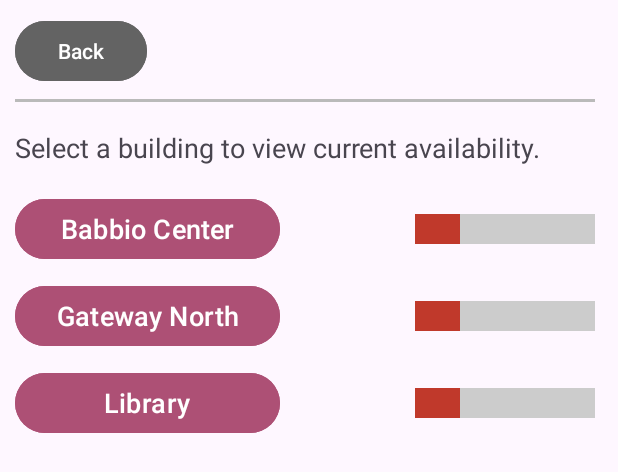
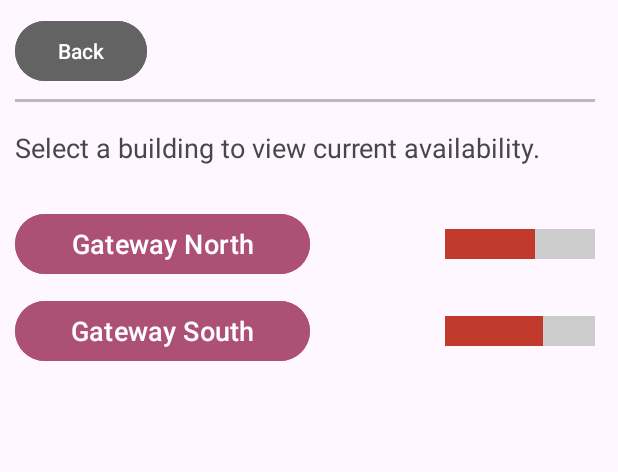
Before and after one commit to ThomasKain/CS597Project, an Android app: the layout activity_building_busyness.xml on its own in the app's theme, with its tools: preview values and no code run, on a phone screen of 412 x 824 dp. Shown: the top 472 px of the screen. Run offline under Robolectric (Android 15) with nearby library versions, the phone set to English and light mode, and no system bars.

Commit message:
Modified buildings we are using and added accurate busyness meter

```diff
--- a/app/src/main/res/layout/activity_building_busyness.xml
+++ b/app/src/main/res/layout/activity_building_busyness.xml
@@ -43,34 +43,6 @@
         android:gravity="center_vertical"
         android:layout_marginBottom="10dp">
 
-        <Button
-            android:id="@+id/button_babbio_busyness"
-            android:layout_width="0dp"
-            android:layout_height="wrap_content"
-            android:layout_weight="1"
-            android:text="Babbio Center"
-            android:textSize="18sp"
-            android:layout_marginEnd="90dp"
-            android:backgroundTint="#ad5075" />
-
-        <LinearLayout
-            android:layout_width="120dp"
-            android:layout_height="20dp"
-            android:orientation="horizontal"
-            android:background="#CCCCCC">
-            <!-- Temporary busyness meter - change when layout final -->
-            <View
-                android:layout_width="0dp"
-                android:layout_height="match_parent"
-
-                android:layout_weight="25"
-                android:background="#C0392B" />
-
-            <View
-                android:layout_width="0dp"
-                android:layout_height="match_parent"
-                android:layout_weight="75" />
-        </LinearLayout>
     </LinearLayout>
 
     <LinearLayout
@@ -91,21 +63,16 @@
             android:backgroundTint="#ad5075" />
 
         <LinearLayout
-            android:layout_width="120dp"
+            android:layout_width="100dp"
             android:layout_height="20dp"
             android:orientation="horizontal"
             android:background="#CCCCCC">
             <!-- Temporary busyness meter - change when layout final -->
             <View
-                android:layout_width="0dp"
+                android:layout_width="60dp"
                 android:layout_height="match_parent"
-                android:layout_weight="25"
                 android:background="#C0392B" />
 
-            <View
-                android:layout_width="0dp"
-                android:layout_height="match_parent"
-                android:layout_weight="75" />
         </LinearLayout>
     </LinearLayout>
 
@@ -121,27 +88,21 @@
             android:layout_width="0dp"
             android:layout_height="wrap_content"
             android:layout_weight="1"
-            android:text="Library"
+            android:text="Gateway South"
             android:textSize="18sp"
             android:layout_marginEnd="90dp"
             android:backgroundTint="#ad5075" />
 
         <LinearLayout
-            android:layout_width="120dp"
+            android:layout_width="100dp"
             android:layout_height="20dp"
             android:orientation="horizontal"
             android:background="#CCCCCC">
             <!-- Temporary busyness meter - change when layout final -->
             <View
-                android:layout_width="0dp"
+                android:layout_width="65dp"
                 android:layout_height="match_parent"
-                android:layout_weight="25"
                 android:background="#C0392B" />
-
-            <View
-                android:layout_width="0dp"
-                android:layout_height="match_parent"
-                android:layout_weight="75" />
         </LinearLayout>
     </LinearLayout>
 
```
